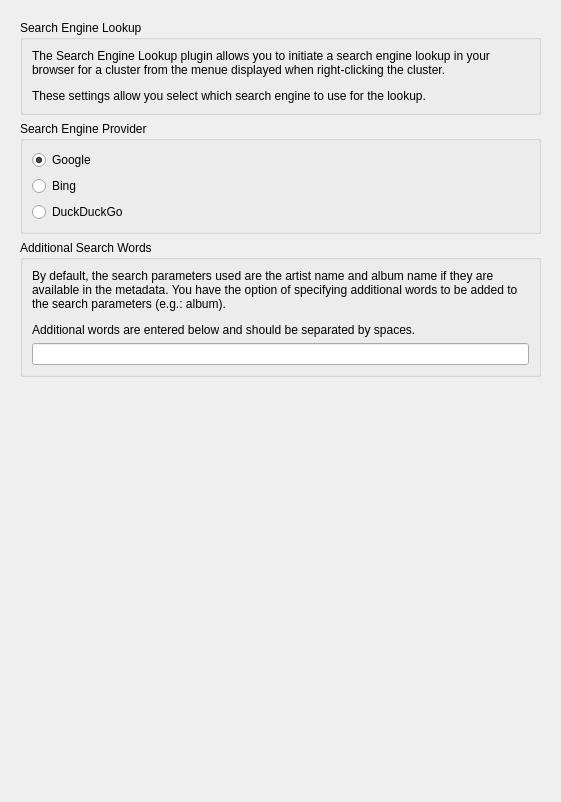
Before: the Qt Designer form plugins/search_engine_lookup/options_search_engine_lookup.ui in metabrainz/picard-plugins, drawn with Qt 5.
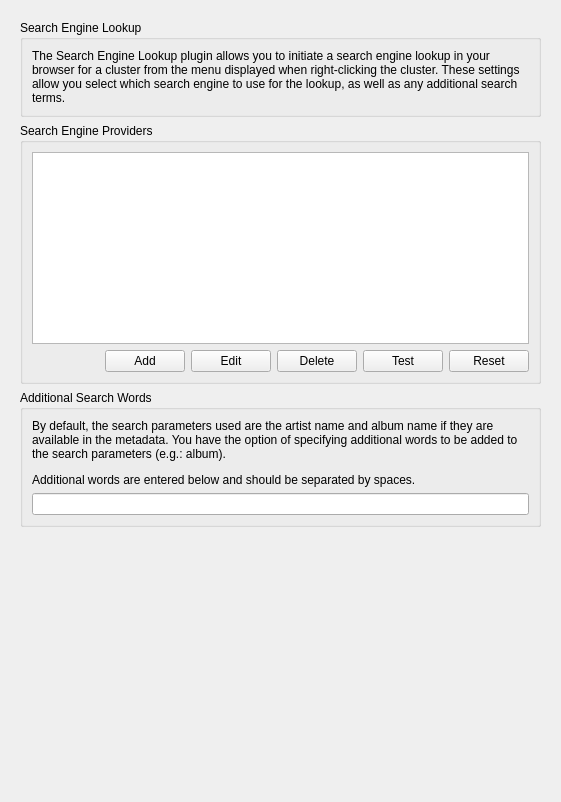
After: the same form once the commit is applied.

Commit message: Add provider add, edit, delete functions.  Redesign config UI.

What changed in the file:
```diff
--- a/plugins/search_engine_lookup/options_search_engine_lookup.ui
+++ b/plugins/search_engine_lookup/options_search_engine_lookup.ui
@@ -53,7 +53,7 @@
              </sizepolicy>
             </property>
             <property name="text">
-             <string>&lt;html&gt;&lt;head/&gt;&lt;body&gt;&lt;p&gt;The Search Engine Lookup plugin allows you to initiate a search engine lookup in your browser for a cluster from the menue displayed when right-clicking the cluster.&lt;/p&gt;&lt;p&gt;These settings allow you select which search engine to use for the lookup.&lt;/p&gt;&lt;/body&gt;&lt;/html&gt;</string>
+             <string>&lt;html&gt;&lt;head/&gt;&lt;body&gt;&lt;p&gt;The Search Engine Lookup plugin allows you to initiate a search engine lookup in your browser for a cluster from the menu displayed when right-clicking the cluster.  These settings allow you select which search engine to use for the lookup, as well as any additional search terms.&lt;/p&gt;&lt;/body&gt;&lt;/html&gt;</string>
             </property>
             <property name="wordWrap">
              <bool>true</bool>
@@ -72,32 +72,70 @@
           </size>
          </property>
          <property name="title">
-          <string>Search Engine Provider</string>
+          <string>Search Engine Providers</string>
          </property>
          <layout class="QVBoxLayout" name="verticalLayout_4">
           <item>
-           <widget class="QRadioButton" name="rb_google">
+           <widget class="QListWidget" name="list_providers">
+            <property name="editTriggers">
+             <set>QAbstractItemView::NoEditTriggers</set>
+            </property>
+           </widget>
+          </item>
+          <item>
+           <layout class="QHBoxLayout" name="horizontalLayout">
+            <property name="bottomMargin">
+             <number>0</number>
+            </property>
+            <item>
+             <spacer name="horizontalSpacer">
+              <property name="orientation">
+               <enum>Qt::Horizontal</enum>
+              </property>
+              <property name="sizeHint" stdset="0">
+               <size>
+                <width>40</width>
+                <height>20</height>
+               </size>
+              </property>
+             </spacer>
+            </item>
+            <item>
+             <widget class="QPushButton" name="pb_add">
             <property name="text">
-             <string>Google</string>
-            </property>
-            <property name="checked">
-             <bool>true</bool>
+               <string>Add</string>
+              </property>
+             </widget>
+            </item>
+            <item>
+             <widget class="QPushButton" name="pb_edit">
+              <property name="text">
+               <string>Edit</string>
             </property>
            </widget>
           </item>
           <item>
-           <widget class="QRadioButton" name="rb_bing">
+             <widget class="QPushButton" name="pb_delete">
             <property name="text">
-             <string>Bing</string>
+               <string>Delete</string>
             </property>
            </widget>
           </item>
           <item>
-           <widget class="QRadioButton" name="rb_duckduckgo">
+             <widget class="QPushButton" name="pb_test">
             <property name="text">
-             <string>DuckDuckGo</string>
-            </property>
-           </widget>
+               <string>Test</string>
+              </property>
+             </widget>
+            </item>
+            <item>
+             <widget class="QPushButton" name="pb_reset">
+              <property name="text">
+               <string>Reset</string>
+              </property>
+             </widget>
+            </item>
+           </layout>
           </item>
          </layout>
         </widget>
```
Lines whose indentation alone changed are shown as unchanged. The commit also changes 6 other files.
